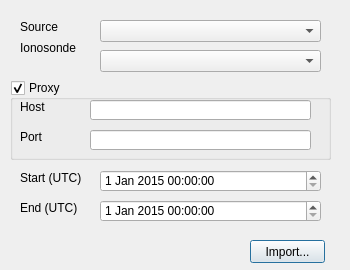
First picture: the form in ui/RemoteWnd.ui, repository Albom/IonogramViewer2, before the edit.
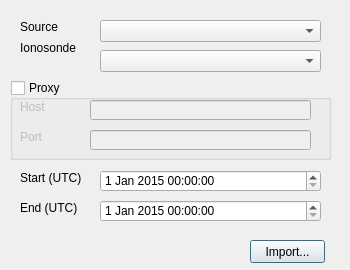
Second picture: the form after the edit.

```diff
--- a/ui/RemoteWnd.ui
+++ b/ui/RemoteWnd.ui
@@ -76,6 +76,9 @@
    </property>
   </widget>
   <widget class="QGroupBox" name="proxyGroupBox">
+   <property name="enabled">
+    <bool>true</bool>
+   </property>
    <property name="geometry">
     <rect>
      <x>10</x>
@@ -90,6 +93,9 @@
    <property name="checkable">
     <bool>true</bool>
    </property>
+   <property name="checked">
+    <bool>false</bool>
+   </property>
    <widget class="QLabel" name="label">
     <property name="geometry">
      <rect>
```
